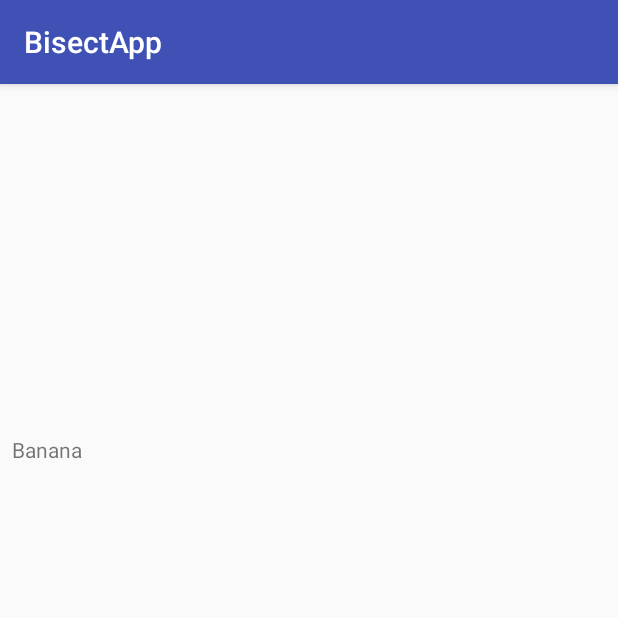
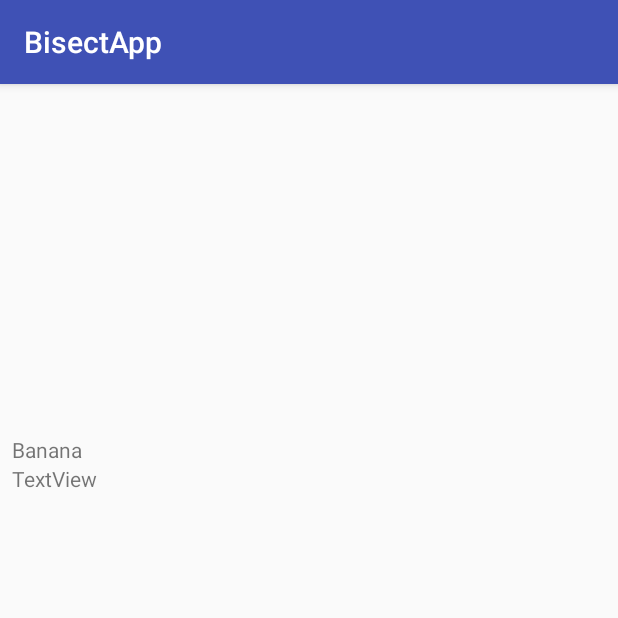
Before and after one commit to amlcurran/GitBisect, an Android app: the screen it shows after launch (MainActivity), scrolled down 526 dp, on a phone screen of 412 x 824 dp, the top half of it. Run offline under Robolectric (Android 15) with nearby library versions, the phone set to English and light mode, and no system bars.

Commit message:
Add a new text field for the color
Doesn't hook it up yet

```diff
--- a/android/app/src/main/java/uk/co/amlcurran/bisectapp/BasicAdapter.kt
+++ b/android/app/src/main/java/uk/co/amlcurran/bisectapp/BasicAdapter.kt
@@ -27,10 +27,11 @@ class BasicAdapter(fruits: ArrayList<Fruit>) : Adapter<BasicAdapter.BasicViewHol
 
     class BasicViewHolder(view: View): RecyclerView.ViewHolder(view) {
 
-        val text: TextView = view.findViewById(R.id.list_title) as TextView
+        val titleText: TextView = view.findViewById(R.id.list_title) as TextView
+        val colorText: TextView = view.findViewById(R.id.list_color) as TextView
 
         fun bind(fruit: Fruit) {
-            text.text = fruit.name
+            titleText.text = fruit.name
         }
 
     }
--- a/android/app/src/main/res/layout/list_item.xml
+++ b/android/app/src/main/res/layout/list_item.xml
@@ -7,4 +7,10 @@
     android:layout_width="match_parent"
     android:layout_height="wrap_content"
     android:text="TextView" />
+
+  <TextView
+    android:id="@+id/list_color"
+    android:layout_width="match_parent"
+    android:layout_height="wrap_content"
+    android:text="TextView" />
 </LinearLayout>
```
